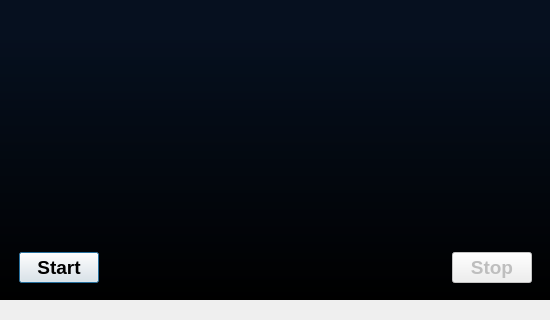
Qt form src/ui/MainWindow.ui (bitcap-co/bitcap-ipr) before a commit; both pictures show x 0 to 550 and y 230 to 550 of the 550 by 550 pixel window.
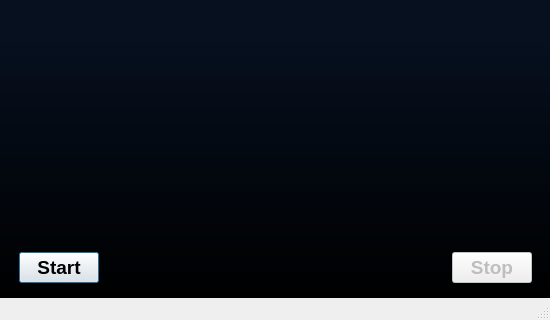
The same form after that commit.

Commit message: add size grip

What changed in the file:
```diff
--- a/src/ui/MainWindow.ui
+++ b/src/ui/MainWindow.ui
@@ -953,9 +953,6 @@
    <property name="toolTip">
     <string>Current IPR Status</string>
    </property>
-   <property name="sizeGripEnabled">
-    <bool>false</bool>
-   </property>
   </widget>
  </widget>
  <resources/>
```
The commit also changes 1 other file.
